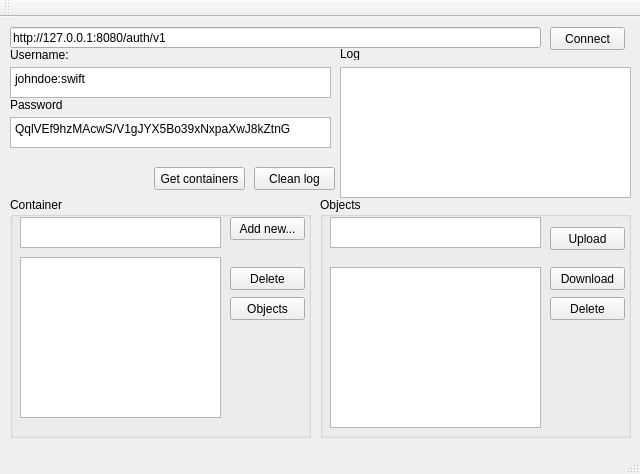
dkanafeev/http-client-swift-lab5, file mainwindow.ui: the form before one commit.
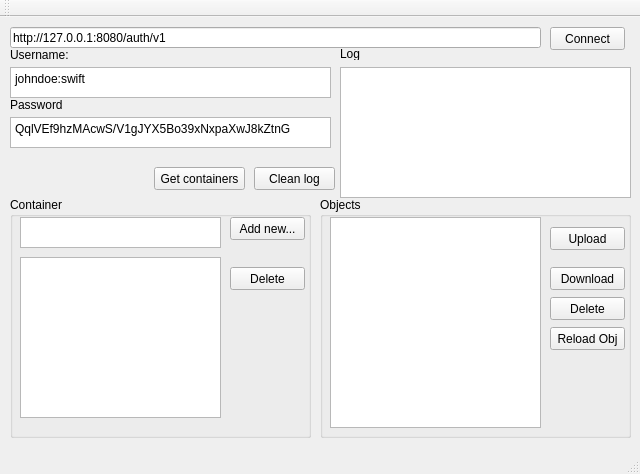
The form after the commit.

Commit message: Работа с файлами.

Patch:
```diff
--- a/mainwindow.ui
+++ b/mainwindow.ui
@@ -179,19 +179,6 @@
       <string>Delete</string>
      </property>
     </widget>
-    <widget class="QPushButton" name="pb_getobjects">
-     <property name="geometry">
-      <rect>
-       <x>220</x>
-       <y>100</y>
-       <width>75</width>
-       <height>23</height>
-      </rect>
-     </property>
-     <property name="text">
-      <string>Objects</string>
-     </property>
-    </widget>
     <widget class="QListWidget" name="lv_containers">
      <property name="geometry">
       <rect>
@@ -215,16 +202,6 @@
     <property name="title">
      <string>Objects</string>
     </property>
-    <widget class="QPlainTextEdit" name="te_path">
-     <property name="geometry">
-      <rect>
-       <x>10</x>
-       <y>20</y>
-       <width>211</width>
-       <height>31</height>
-      </rect>
-     </property>
-    </widget>
     <widget class="QPushButton" name="pb_upload">
      <property name="geometry">
       <rect>
@@ -268,12 +245,25 @@
      <property name="geometry">
       <rect>
        <x>10</x>
-       <y>70</y>
+       <y>20</y>
        <width>211</width>
-       <height>161</height>
+       <height>211</height>
       </rect>
      </property>
     </widget>
+    <widget class="QPushButton" name="pb_reloadobj">
+     <property name="geometry">
+      <rect>
+       <x>230</x>
+       <y>130</y>
+       <width>75</width>
+       <height>23</height>
+      </rect>
+     </property>
+     <property name="text">
+      <string>Reload Obj</string>
+     </property>
+    </widget>
    </widget>
    <widget class="QPushButton" name="pb_getcontainers">
     <property name="geometry">
```
The commit also changes 2 other files.
